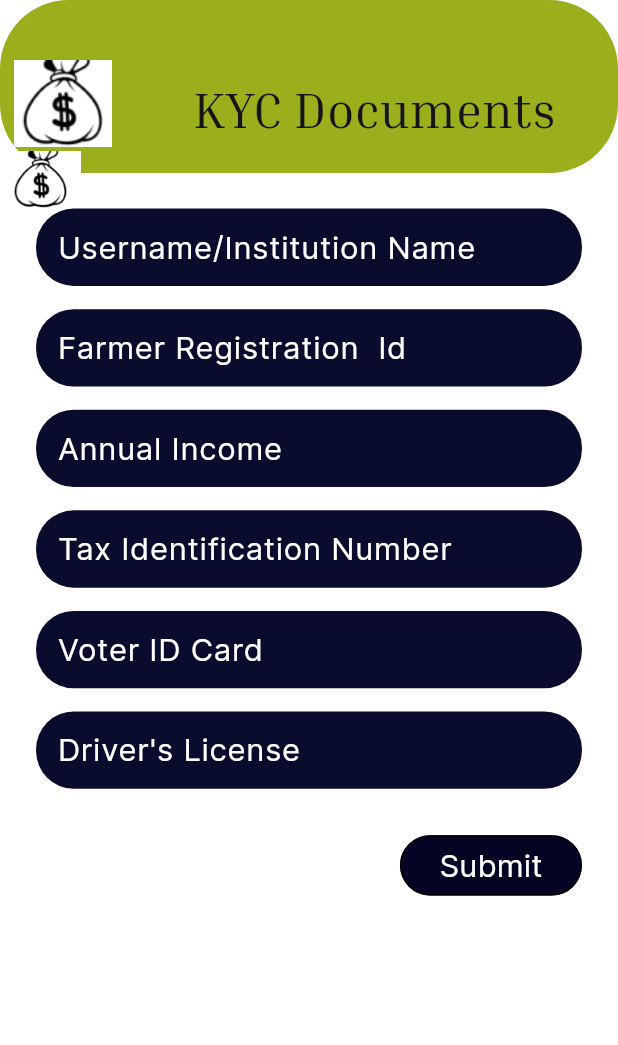
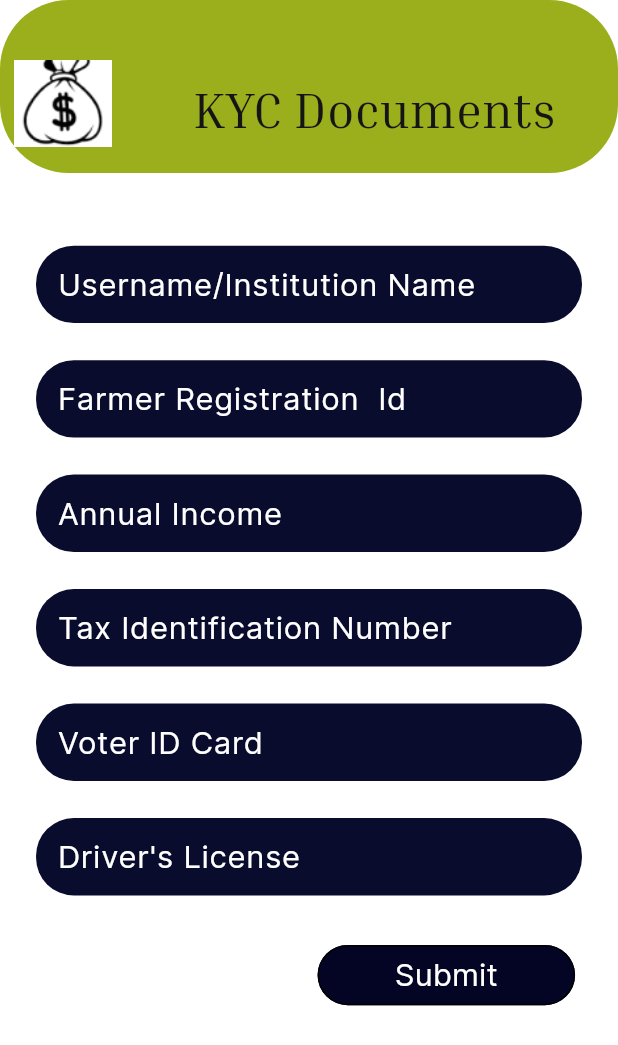
Before and after one commit to malaysharma2509/farmer_app_Agrifinn, a Flutter app: the AndroidLargeeeSixScreen screen opened by its route, on a phone screen of 412 x 824 dp. Shown: the top 1045 px of the screen. Run offline on Flutter 3.47's test engine with Material 3 defaults, Android fonts, the phone set to English and light mode, and no system bars; our stand-ins replace cached_network_image, cloud_firestore, firebase_core, flutter_svg; accounts and stored records are empty.

Commit message:
major changes

```diff
--- a/lib/presentation/android_large_seven_screen/android_large_seven_screen.dart
+++ b/lib/presentation/android_large_seven_screen/android_large_seven_screen.dart
@@ -12,6 +12,7 @@ class AndroidLargeSevenScreen extends StatelessWidget {
   TextEditingController startDateController = TextEditingController();
   TextEditingController endDateController = TextEditingController();
   TextEditingController interestRateController = TextEditingController();
+  TextEditingController reasonController = TextEditingController(); // New controller for reason
   GlobalKey<FormState> _formKey = GlobalKey<FormState>();
 
   @override
@@ -35,7 +36,7 @@ class AndroidLargeSevenScreen extends StatelessWidget {
                   SizedBox(height: 23.v),
                   CustomTextFormField( // Adjusted width
                     controller: nameController,
-                    hintText: "Farmer’s Name",
+                    hintText: "Farmer's Name",
                     contentPadding: EdgeInsets.symmetric(
                       horizontal: 10.h,
                       vertical: 15.v,
@@ -66,6 +67,11 @@ class AndroidLargeSevenScreen extends StatelessWidget {
                   CustomTextFormField( // Adjusted width
                     controller: interestRateController,
                     hintText: "Interest Rate",
+                  ),
+                  SizedBox(height: 23.v),
+                  CustomTextFormField( // Adjusted width
+                    controller: reasonController,
+                    hintText: "Reason for Issuing Loan", // New text field
                   ),
                   SizedBox(height: 23.v),
                   SizedBox(
--- a/lib/presentation/android_largeee_six_screen/android_largeee_six_screen.dart
+++ b/lib/presentation/android_largeee_six_screen/android_largeee_six_screen.dart
@@ -5,10 +5,7 @@ import '../../widgets/custom_text_form_field.dart';
 
 // ignore_for_file: must_be_immutable
 class AndroidLargeeeSixScreen extends StatelessWidget {
-  AndroidLargeeeSixScreen({Key? key})
-      : super(
-    key: key,
-  );
+  AndroidLargeeeSixScreen({Key? key}) : super(key: key);
 
   TextEditingController userNameController = TextEditingController();
   TextEditingController farmerRegistrationController = TextEditingController();
@@ -37,20 +34,21 @@ class AndroidLargeeeSixScreen extends StatelessWidget {
                 child: Column(
                   children: [
                     _buildStackDownloadTwenty(context),
+                    SizedBox(height: 24.v),
                     _buildUserName(context),
-                    SizedBox(height: 15.v), // Reduced space between adjacent text fields
+                    SizedBox(height: 24.v),
                     _buildFarmerRegistration(context),
-                    SizedBox(height: 15.v),
+                    SizedBox(height: 24.v),
                     _buildAnnualIncome(context),
-                    SizedBox(height: 15.v),
+                    SizedBox(height: 24.v),
                     _buildTaxIdentification(context),
-                    SizedBox(height: 15.v),
+                    SizedBox(height: 24.v),
                     _buildVoterIdCardOne(context),
-                    SizedBox(height: 15.v),
+                    SizedBox(height: 24.v),
                     _buildDriversLicense(context),
-                    SizedBox(height: 30.v), // Added some space for the submit button
+                    SizedBox(height: 32.v),
                     _buildSubmit(context),
-                    SizedBox(height: 8.v)
+                    SizedBox(height: 24.v)
                   ],
                 ),
               ),
@@ -106,12 +104,6 @@ class AndroidLargeeeSixScreen extends StatelessWidget {
               ),
             ),
           ),
-          CustomImageView(
-            imagePath: ImageConstant.imgDownload2,
-            height: 37.v,
-            width: 47.h,
-            alignment: Alignment.bottomLeft,
-          )
         ],
       ),
     );
@@ -190,11 +182,11 @@ class AndroidLargeeeSixScreen extends StatelessWidget {
     return Align(
       alignment: Alignment.centerRight,
       child: Padding(
-        padding: EdgeInsets.only(right: 21.h),
+        padding: EdgeInsets.only(right: 25.h),
         child: CustomOutlinedButton(
-          width: 106.h,
+          width: 150.h, // Reduced width by 6 pixels
           text: "Submit",
-          buttonStyle: CustomButtonStyles.fillBlack, // Updated button style
+          buttonStyle: CustomButtonStyles.fillBlack,
           buttonTextStyle: theme.textTheme.titleLarge!,
           alignment: Alignment.centerRight,
         ),
```
